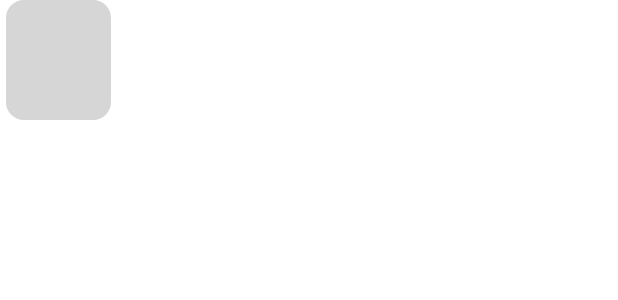
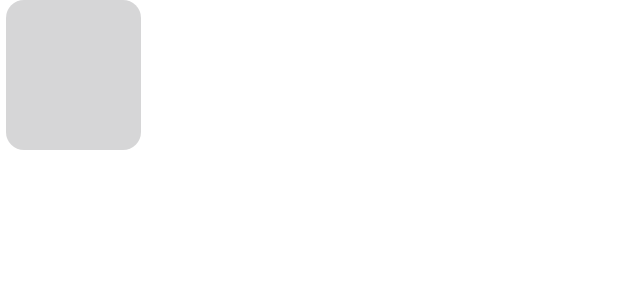
Before and after one commit to TiagoSantosDev/Plataforma_CRPG, an Android app: the layout selected_calendar_item.xml on its own in the app's theme, with its tools: preview values and no code run, on a phone screen of 412 x 824 dp. Shown: the top 300 px of the screen. Run offline under Robolectric (Android 15) with nearby library versions, the phone set to English and light mode, and no system bars.

Commit message:
Resized elements for easier recognition.

```diff
--- a/app/src/main/res/layout/selected_calendar_item.xml
+++ b/app/src/main/res/layout/selected_calendar_item.xml
@@ -1,8 +1,8 @@
 <?xml version="1.0" encoding="utf-8"?>
 <LinearLayout xmlns:android="http://schemas.android.com/apk/res/android"
     android:id="@+id/cl_calendar_item"
-    android:layout_width="70dp"
-    android:layout_height="80dp"
+    android:layout_width="90dp"
+    android:layout_height="100dp"
     android:layout_marginStart="4dp"
     android:layout_marginEnd="4dp"
     android:background="@drawable/selected_calendar_item_background"
@@ -26,6 +26,6 @@
         android:layout_gravity="center_horizontal"
         android:fontFamily="sans-serif"
         android:textColor="@color/PrimaryBlue"
-        android:textSize="20sp" />
+        android:textSize="25sp" />
 
 </LinearLayout>
--- a/app/src/main/res/values/colors.xml
+++ b/app/src/main/res/values/colors.xml
@@ -25,7 +25,9 @@
     <color name="PrimaryOrange">#F9B401</color>
     <color name="PrimaryBlue">#002345</color>
     <color name="SecondaryBlue">#00BBF2</color>
+    <color name="GreyedBlue">#C41E2637</color>
     <color name="PrimaryGreen">#87B700</color>
+
 
     <array name="colors">
         <item>@color/material_red_500</item>
```
Also changed, not shown: app/src/main/java/com/github/vipulasri/timelineview/sample/DatePickerActivity.kt (+6 -6 lines), app/src/main/res/layout/calendar_item.xml (+6 -6 lines).
